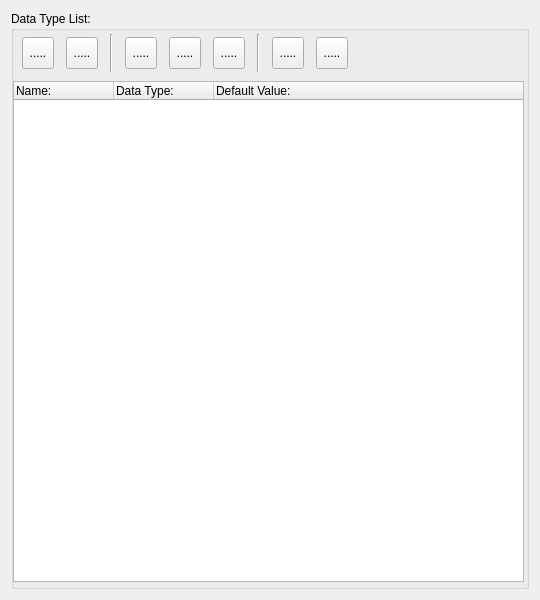
Old version of the form sources/lusan/view/si/ui/SIDataTypeList.ui in the repository aregtech/areg-sdk-tools.
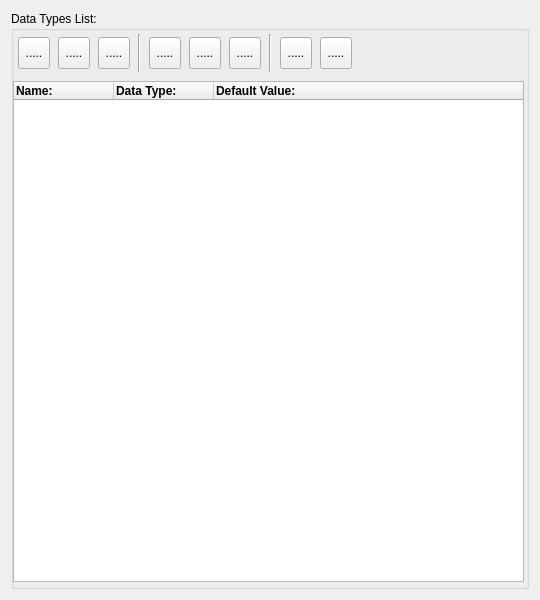
New version of the form. Icons and pictures are not drawn.

Diff of the .ui file:
```diff
--- a/sources/lusan/view/si/ui/SIDataTypeList.ui
+++ b/sources/lusan/view/si/ui/SIDataTypeList.ui
@@ -17,7 +17,7 @@
    <item>
     <widget class="QGroupBox" name="groupBoxDetails">
      <property name="title">
-      <string>Data Type List:</string>
+      <string>Data Types List:</string>
      </property>
      <widget class="QWidget" name="widget" native="true">
       <property name="geometry">
@@ -118,7 +118,48 @@
            </size>
           </property>
           <property name="shortcut">
-           <string>Ctrl+R</string>
+           <string notr="true">Ctrl+D</string>
+          </property>
+         </widget>
+        </item>
+        <item>
+         <widget class="QToolButton" name="toolInsertType">
+          <property name="maximumSize">
+           <size>
+            <width>32</width>
+            <height>32</height>
+           </size>
+          </property>
+          <property name="baseSize">
+           <size>
+            <width>32</width>
+            <height>32</height>
+           </size>
+          </property>
+          <property name="cursor">
+           <cursorShape>PointingHandCursor</cursorShape>
+          </property>
+          <property name="mouseTracking">
+           <bool>true</bool>
+          </property>
+          <property name="toolTip">
+           <string>Delete selected data type</string>
+          </property>
+          <property name="text">
+           <string>.....</string>
+          </property>
+          <property name="icon">
+           <iconset resource="../../../res/lusan.qrc">
+            <normaloff>:/icons/entry insert</normaloff>:/icons/entry insert</iconset>
+          </property>
+          <property name="iconSize">
+           <size>
+            <width>25</width>
+            <height>25</height>
+           </size>
+          </property>
+          <property name="shortcut">
+           <string notr="true">Ctrl+T</string>
           </property>
          </widget>
         </item>
@@ -410,16 +451,31 @@
           <property name="text">
            <string>Name:</string>
           </property>
+          <property name="font">
+           <font>
+            <bold>true</bold>
+           </font>
+          </property>
          </column>
          <column>
           <property name="text">
            <string>Data Type:</string>
           </property>
+          <property name="font">
+           <font>
+            <bold>true</bold>
+           </font>
+          </property>
          </column>
          <column>
           <property name="text">
            <string>Default Value:</string>
           </property>
+          <property name="font">
+           <font>
+            <bold>true</bold>
+           </font>
+          </property>
          </column>
         </widget>
        </item>
```
Left out of the diff: 61 changed lines with no effect on the pictures.
